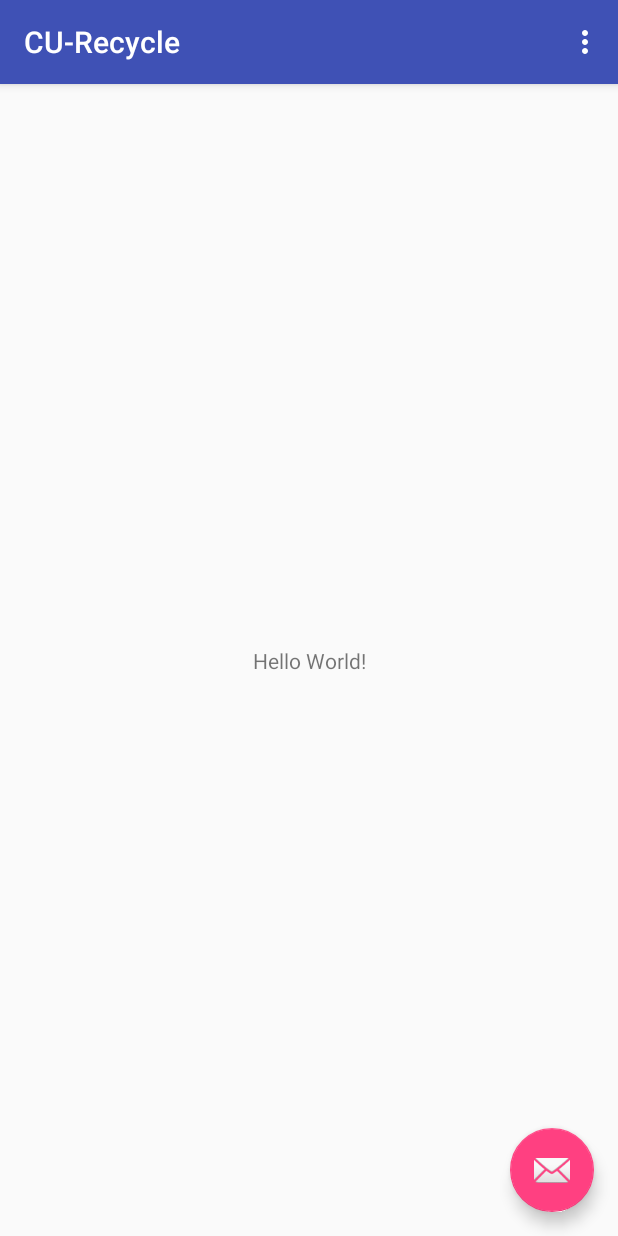
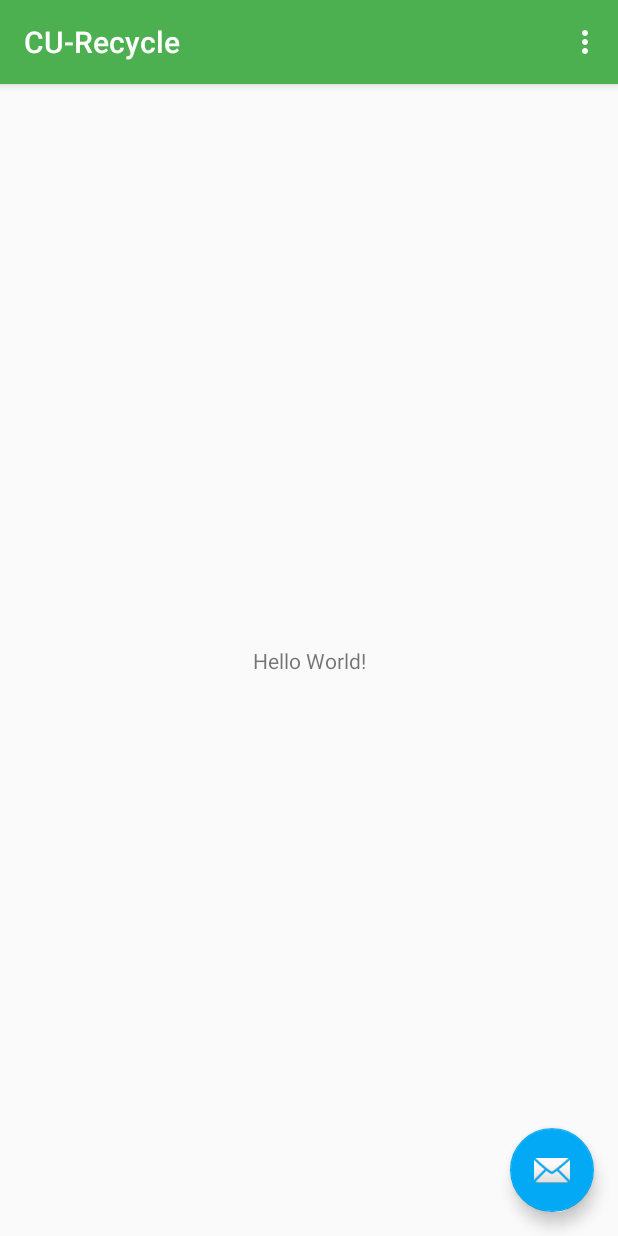
Before and after one commit to rittikaadhikari/CU-Recycle, an Android app: the screen it shows after launch (MainActivity), on a phone screen of 412 x 824 dp. Run offline under Robolectric (Android 15) with nearby library versions, the phone set to English and light mode, and no system bars.

Commit message:
added colors

```diff
--- a/app/src/main/res/values/colors.xml
+++ b/app/src/main/res/values/colors.xml
@@ -1,6 +1,6 @@
 <?xml version="1.0" encoding="utf-8"?>
 <resources>
-    <color name="colorPrimary">#3F51B5</color>
-    <color name="colorPrimaryDark">#303F9F</color>
-    <color name="colorAccent">#FF4081</color>
+    <color name="colorPrimary">#4CAF50</color>
+    <color name="colorPrimaryDark">#388E3C</color>
+    <color name="colorAccent">#03A9F4</color>
 </resources>
```
